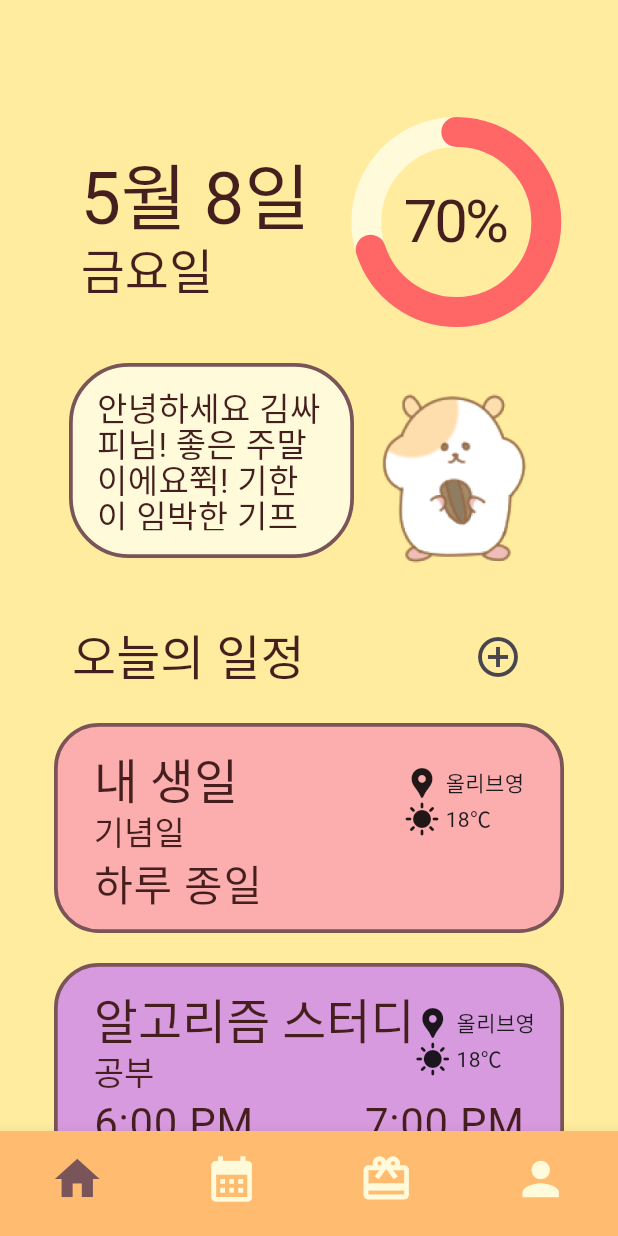
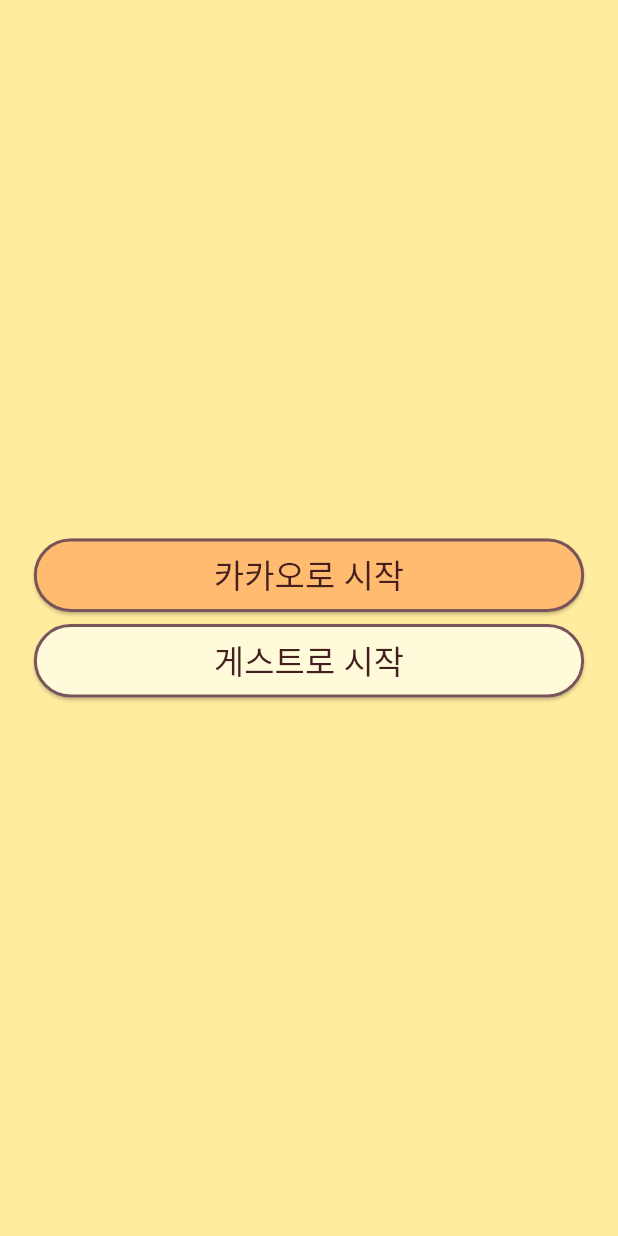
Before and after one commit to loverduck/zzuiksa, a Flutter app: the screen it shows after launch, on a phone screen of 412 x 824 dp. Run offline on Flutter 3.47's test engine with Material 3 defaults, Android fonts, the phone set to English and light mode, and no system bars; our stand-ins replace flutter_dotenv, flutter_secure_storage, image_picker, table_calendar; missing offline and left inert: dart:ffi, kakao_flutter_sdk; Roboto replaces fonts that are missing (BMJua, OwnglyphChongchong).

Commit message:
:sparkles: feat: add guest login, logout, secure storage(for access token) dependency, provider dependency, fix gifticon image url

```diff
--- a/client/lib/constants.dart
+++ b/client/lib/constants.dart
@@ -18,4 +18,4 @@
   static const textColor = Color(0xFF451E1E);
 }
 
-String baseUrl = "http://localhost:8080";
+String baseUrl = "https://k10a202.p.ssafy.io";
--- a/client/lib/main.dart
+++ b/client/lib/main.dart
@@ -1,10 +1,9 @@
-import 'package:client/screens/gifticon/gifticon_map_screen.dart';
 import 'package:flutter/material.dart';
-import 'package:flutter/cupertino.dart';
 import 'package:intl/date_symbol_data_local.dart';
 import 'package:flutter_dotenv/flutter_dotenv.dart';
 import 'package:kakao_flutter_sdk/kakao_flutter_sdk.dart';
 
+import 'screens/login/login_check_screen.dart';
 import 'screens/dashboard/dashboard_screen.dart';
 import 'screens/schedule/schedule_calendar_screen.dart';
 import 'screens/schedule/schedule_detail_screen.dart';
@@ -15,6 +14,7 @@
 import 'screens/gifticon/gifticon_detail_screen.dart';
 import 'screens/gifticon/gifticon_select_screen.dart';
 import 'screens/gifticon/gifticon_update_screen.dart';
+import 'screens/gifticon/gifticon_map_screen.dart';
 import 'screens/gifticon/model/gifticon_model.dart';
 import 'screens/home/home_screen.dart';
 import 'styles.dart' as style;
@@ -44,6 +44,7 @@
       title: 'ZZUIKSA',
       theme: style.myTheme,
       routes: {
+        '/home': (context) => const HomeScreen(),
         '/dashboard': (context) => const DashboardScreen(),
         '/calendar': (context) => const CalendarScreen(),
         '/schedule/search': (context) => const SchedulePlaceSearchScreen(),
@@ -60,9 +61,8 @@
         '/gifticon_update_screen': (context) => GifticonUpdateScreen(
           gifticon: ModalRoute.of(context)!.settings.arguments as Gifticon,
         ),
-        '/profile': (context) => const ProfileScreen(),
       },
-      home: const HomeScreen(),
+      home: LoginScreen(),
     );
   }
 }
--- a/client/lib/screens/dashboard/dashboard_screen.dart
+++ b/client/lib/screens/dashboard/dashboard_screen.dart
@@ -1,4 +1,3 @@
-import 'package:flutter/cupertino.dart';
 import 'package:flutter/material.dart';
 
 import 'widgets/today.dart';
@@ -6,11 +5,11 @@
 import 'widgets/sentences.dart';
 import 'widgets/zzuiksa.dart';
 import 'widgets/timeline/timeline.dart';
+import '../login/logout_button.dart';
 
 class DashboardScreen extends StatefulWidget {
   static const title = 'DashBoard';
   static const androidIcon = Icon(Icons.home);
-  static const iosIcon = Icon(CupertinoIcons.music_note);
 
   const DashboardScreen({super.key});
 
@@ -47,6 +46,7 @@
               ],
             )),
         const Timeline(),
+        const LogoutButton(),
         const SizedBox(height: 32)
       ],
     )));
--- a/client/lib/screens/home/home_screen.dart
+++ b/client/lib/screens/home/home_screen.dart
@@ -35,7 +35,7 @@
       case 1:
         return const CalendarScreen();
       case 2:
-        return GifticonListScreen();
+        return const GifticonListScreen();
       case 3:
         return const ProfileScreen();
       default:
--- /dev/null
+++ b/client/lib/screens/login/login_check_screen.dart
@@ -0,0 +1,104 @@
+import 'dart:convert';
+import 'package:flutter/material.dart';
+import 'package:http/http.dart' as http;
+import 'package:flutter_secure_storage/flutter_secure_storage.dart';
+
+import 'package:client/constants.dart';
+import 'package:client/widgets/custom_button.dart';
+import 'model/login_model.dart';
+
+class LoginScreen extends StatefulWidget {
+  LoginScreen({Key? key}) : super(key: key);
+
+  @override
+  State<LoginScreen> createState() => _LoginScreenState();
+}
+
+class _LoginScreenState extends State<LoginScreen> {
+  var accessToken = TextEditingController(); // id 입력 저장
+
+  static const storage =
+      FlutterSecureStorage(); // FlutterSecureStorage를 storage로 저장
+  dynamic userInfo = ''; // storage에 있는 유저 정보를 저장
+
+  //flutter_secure_storage 사용을 위한 초기화 작업
+  @override
+  void initState() {
+    super.initState();
+
+    // 비동기로 flutter secure storage 정보를 불러오는 작업
+    WidgetsBinding.instance.addPostFrameCallback((_) {
+      _asyncMethod();
+    });
+  }
+
+  _asyncMethod() async {
+    // read 함수로 key값에 맞는 정보를 불러오고 데이터타입은 String 타입
+    // 데이터가 없을때는 null을 반환
+    userInfo = await storage.read(key: 'login');
+
+    // user의 정보가 있다면 로그인 후 들어가는 첫 페이지로 넘어가게 합니다.
+    if (userInfo != null) {
+      Navigator.pushNamed(context, '/home');
+    } else {
+      print('로그인이 필요합니다');
+    }
+  }
+
+  // 로그인 버튼 누르면 실행
+  guestLogin() async {
+    try {
+      final res = await http.post(
+        Uri.parse("$baseUrl/api/auth/login/guest"),
+        headers: <String, String>{
+          'Content-Type': 'application/json; charset=UTF-8',
+        },
+      );
+      if (res.statusCode == 200) {
+        final Login token =
+        Login.fromJson(json.decode(res.body)['data']);
+
+        await storage.write(
+          key: 'login',
+          value: jsonEncode(token),
+        );
+        print('guest login success');
+        return true;
+      } else {
+        throw Exception('guest login failed');
+      }
+    } catch (e) {
+      throw Exception("guest login error: $e");
+    }
+  }
+
+  @override
+  Widget build(BuildContext context) {
+    return Scaffold(
+        body: Center(
+      child: Column(
+        mainAxisAlignment: MainAxisAlignment.center,
+        children: [
+          CustomButton(
+              text: '카카오로 시작',
+              color: 300,
+              func: () {
+                print('kakao login button clicked');
+              }),
+          SizedBox(height: 8),
+          CustomButton(
+              text: '게스트로 시작',
+              color: 100,
+              func: () async {
+                if (await guestLogin() == true) {
+                  Navigator.pushNamed(
+                      context, '/home'); // 로그인 이후 서비스 화면으로 이동
+                } else {
+                  print('로그인 실패');
+                }
+              }),
+        ],
+      ),
+    ));
+  }
+}
--- /dev/null
+++ b/client/lib/screens/login/model/login_model.dart
@@ -0,0 +1,26 @@
+class Login {
+  String? accessToken;
+  int? expiresIn;
+
+  Login({
+    this.accessToken,
+    this.expiresIn,
+  });
+
+  Login.fromJson(Map<String, dynamic> json) {
+    accessToken = json['accessToken'];
+    expiresIn = json['expiresIn'];
+  }
+
+  Map<String, dynamic> toJson() {
+    final Map<String, dynamic> data = <String, dynamic>{};
+    data['accessToken'] = accessToken;
+    data['expiresIn'] = expiresIn;
+    return data;
+  }
+
+  @override
+  String toString() {
+    return "LoginResponse: {accessToken: $accessToken, expiresIn: $expiresIn}";
+  }
+}
--- a/client/lib/screens/profile/model/place_model.dart
+++ b/client/lib/screens/profile/model/place_model.dart
@@ -29,6 +29,6 @@
 
   @override
   String toString() {
-    return "Place: {place: $placeId, name: $name, lat: $lat, lng: $lng}";
+    return "Place: {placeId: $placeId, name: $name, lat: $lat, lng: $lng}";
   }
 }
--- a/client/lib/screens/profile/widgets/info/modify_info.dart
+++ b/client/lib/screens/profile/widgets/info/modify_info.dart
@@ -84,7 +84,7 @@
                   ),
                   InputBox(
                     name: 'birthday',
-                    placeholder: '생일 (YYYY-M-D 형식)',
+                    placeholder: '생일 (MM-DD 형식)',
                     prefixIcon: IconButton(
                       icon: Icon(Icons.cake),
                       iconSize: 32,
--- a/client/lib/screens/profile/widgets/info/my_info.dart
+++ b/client/lib/screens/profile/widgets/info/my_info.dart
@@ -1,5 +1,6 @@
 import 'package:flutter/material.dart';
 
+import '../../model/member_model.dart';
 import 'modify_info.dart';
 import 'package:client/constants.dart';
 import 'package:client/widgets/custom_button.dart';
@@ -7,6 +8,7 @@
 class MyInfo extends StatelessWidget {
   static const title = 'Profile';
   static const androidIcon = Icon(Icons.person);
+  Member me = Member(name: '임시이름', birthday: '임시생일', profileImage: '임시프로필');
 
   @override
   Widget build(BuildContext context) {
@@ -26,14 +28,14 @@
                 Text('닉네임',
                     style: TextStyle(color: Constants.main400, fontSize: 22),
                     textAlign: TextAlign.center),
-                Text('김싸피',
+                Text(me.name!,
                     style: textTheme.displaySmall, textAlign: TextAlign.center)
               ]),
               TableRow(children: [
                 Text('생일',
                     style: TextStyle(color: Constants.main400, fontSize: 22),
                     textAlign: TextAlign.center),
-                Text('2000년 1월 1일',
+                Text(me.birthday!,
                     style: textTheme.displaySmall, textAlign: TextAlign.center)
               ]),
               TableRow(children: [
--- a/client/pubspec.yaml
+++ b/client/pubspec.yaml
@@ -19,6 +19,8 @@
   intl: ^0.19.0
   timezone: ^0.9.3
   http: ^1.2.1
+  flutter_secure_storage: ^7.0.1
+  provider: ^6.1.2
 
 dev_dependencies:
   flutter_test:
```
Also changed, not shown: client/lib/providers/member_provider.dart (added, +8 -0 lines), client/lib/screens/gifticon/widgets/gifticon_list.dart (+24 -24 lines), client/lib/screens/login/logout_button.dart (added, +49 -0 lines), client/lib/screens/profile/model/member_model.dart (added, +34 -0 lines), client/lib/screens/profile/profile_screen.dart (+12 -12 lines), client/lib/screens/profile/service/member_api.dart (added, +34 -0 lines), client/lib/screens/profile/widgets/menu_buttons.dart (+9 -9 lines), client/lib/screens/profile/widgets/place/my_place.dart (+17 -17 lines), client/lib/screens/schedule/model/schedule_model.dart (+6 -4 lines), client/assets/images/kakaoLogin.png (added), client/pubspec.lock.
